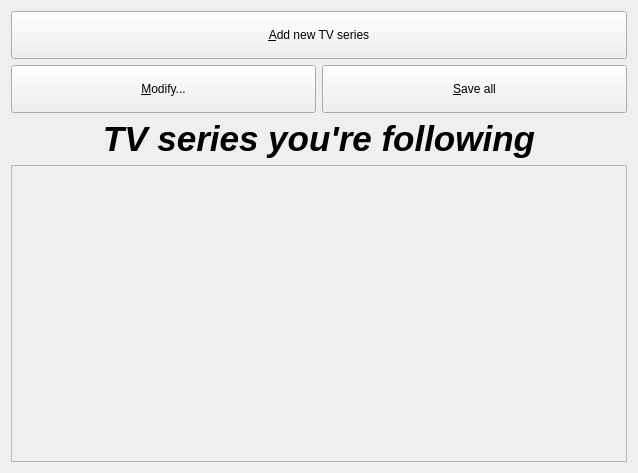
Above: mainwindow.ui from Mani-GS/series before the change. Below: the same form after it.
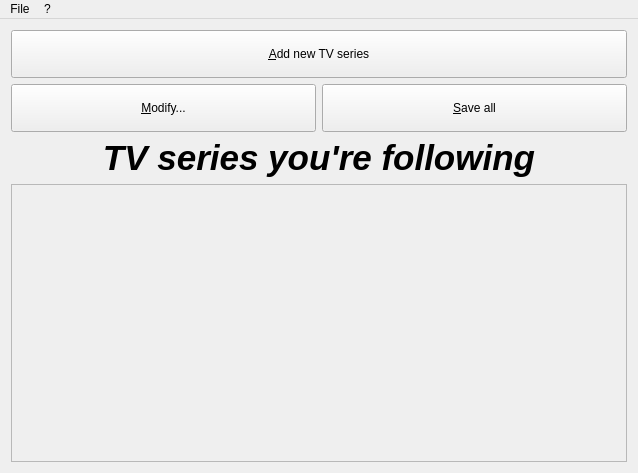
That is the form after the change. Icons and pictures are not drawn.

```diff
--- a/mainwindow.ui
+++ b/mainwindow.ui
@@ -171,7 +171,7 @@
          <x>0</x>
          <y>0</y>
          <width>618</width>
-         <height>296</height>
+         <height>272</height>
         </rect>
        </property>
        <property name="acceptDrops">
@@ -183,6 +183,40 @@
     </item>
    </layout>
   </widget>
+  <widget class="QMenuBar" name="menuBar">
+   <property name="geometry">
+    <rect>
+     <x>0</x>
+     <y>0</y>
+     <width>638</width>
+     <height>25</height>
+    </rect>
+   </property>
+   <widget class="QMenu" name="menuFile">
+    <property name="title">
+     <string>File</string>
+    </property>
+    <addaction name="actionExit"/>
+   </widget>
+   <widget class="QMenu" name="menu">
+    <property name="title">
+     <string>?</string>
+    </property>
+    <addaction name="actionAbout"/>
+   </widget>
+   <addaction name="menuFile"/>
+   <addaction name="menu"/>
+  </widget>
+  <action name="actionExit">
+   <property name="text">
+    <string>Exit</string>
+   </property>
+  </action>
+  <action name="actionAbout">
+   <property name="text">
+    <string>About Series...</string>
+   </property>
+  </action>
  </widget>
  <layoutdefault spacing="6" margin="11"/>
  <resources>
```
Left out of the diff: 2 changed lines with no effect on the pictures.
